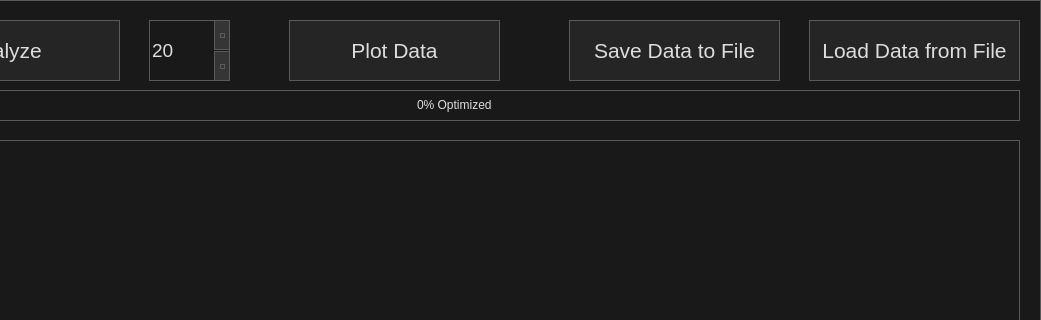
The window that src/sym_trap.ui (ajensen1234/JTML) describes before a commit, drawn with Qt 5; both pictures show x 131 to 1172 and y 0 to 320 of the 1172 by 789 pixel window.
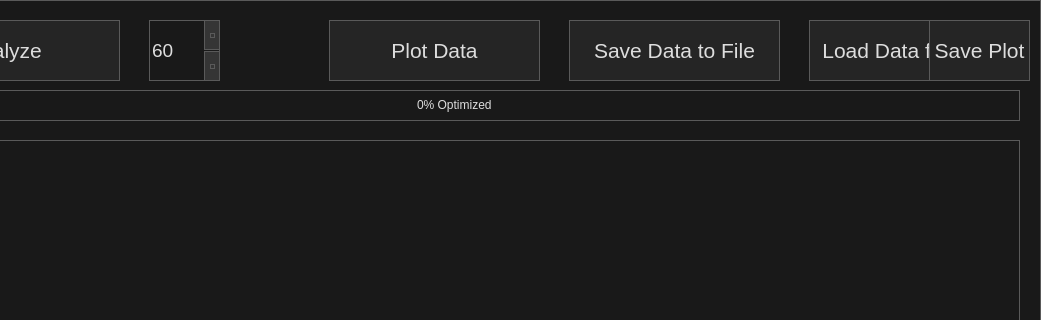
The same window after the commit.

Commit message: Linked some sym_trap UI elements, TODO: fix iter

```diff
--- a/src/sym_trap.ui
+++ b/src/sym_trap.ui
@@ -362,7 +362,7 @@
   <widget class="QPushButton" name="gather_dataset">
    <property name="geometry">
     <rect>
-     <x>420</x>
+     <x>460</x>
      <y>20</y>
      <width>211</width>
      <height>61</height>
@@ -487,7 +487,7 @@
     <rect>
      <x>280</x>
      <y>20</y>
-     <width>81</width>
+     <width>71</width>
      <height>61</height>
     </rect>
    </property>
@@ -503,10 +503,16 @@
     <bool>false</bool>
    </property>
    <property name="minimum">
-    <number>1</number>
+    <number>9</number>
+   </property>
+   <property name="maximum">
+    <number>999</number>
+   </property>
+   <property name="singleStep">
+    <number>3</number>
    </property>
    <property name="value">
-    <number>20</number>
+    <number>60</number>
    </property>
   </widget>
   <widget class="QProgressBar" name="progressBar">
@@ -525,6 +531,30 @@
     <string>%p% Optimized</string>
    </property>
   </widget>
+  <widget class="QPushButton" name="save_plot">
+   <property name="geometry">
+    <rect>
+     <x>1060</x>
+     <y>20</y>
+     <width>101</width>
+     <height>61</height>
+    </rect>
+   </property>
+   <property name="maximumSize">
+    <size>
+     <width>679</width>
+     <height>16777215</height>
+    </size>
+   </property>
+   <property name="font">
+    <font>
+     <pointsize>16</pointsize>
+    </font>
+   </property>
+   <property name="text">
+    <string>Save Plot</string>
+   </property>
+  </widget>
  </widget>
  <resources/>
  <connections/>
```
The commit also changes 6 other files.
